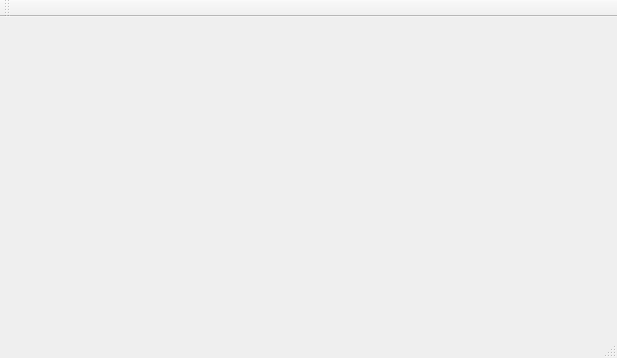
MATF-RS19/RS018-miniknime, file mainwindow.ui: the form before one commit.
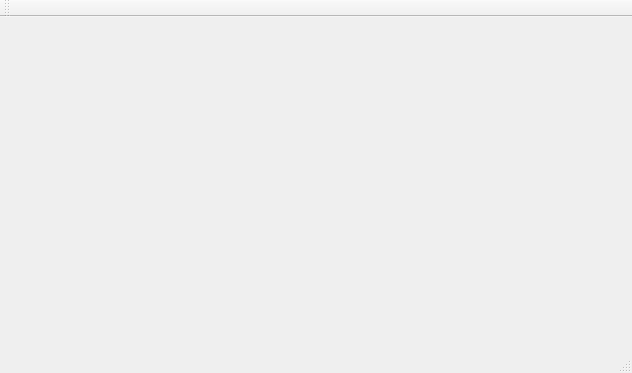
The form after the commit.

Patch:
```diff
--- a/mainwindow.ui
+++ b/mainwindow.ui
@@ -6,8 +6,8 @@
    <rect>
     <x>0</x>
     <y>0</y>
-    <width>617</width>
-    <height>358</height>
+    <width>632</width>
+    <height>373</height>
    </rect>
   </property>
   <property name="windowTitle">
@@ -19,8 +19,8 @@
      <rect>
       <x>20</x>
       <y>10</y>
-      <width>571</width>
-      <height>291</height>
+      <width>601</width>
+      <height>301</height>
      </rect>
     </property>
     <layout class="QVBoxLayout" name="mainLayout"/>
```
Left out of the diff: 4 changed lines with no effect on the pictures.
